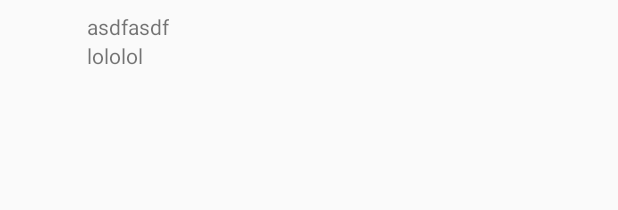
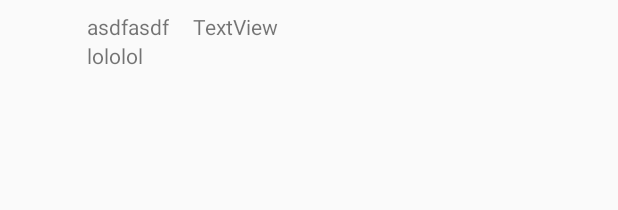
Before and after one commit to va-rau-jo/Bitter, an Android app: the layout item_tweet.xml on its own in the app's theme, with its tools: preview values and no code run, on a phone screen of 412 x 824 dp. Shown: the top 210 px of the screen. Run offline under Robolectric (Android 15) with nearby library versions, the phone set to English and light mode, and no system bars.

Commit message:
added create date

```diff
--- a/app/src/main/java/com/codepath/TweetAdapter.java
+++ b/app/src/main/java/com/codepath/TweetAdapter.java
@@ -11,6 +11,7 @@ import android.widget.TextView;
 
 import com.bumptech.glide.Glide;
 import com.codepath.models.Tweet;
+import com.codepath.utils.DateHelper;
 
 import java.util.ArrayList;
 import java.util.List;
@@ -49,6 +50,7 @@ public class TweetAdapter extends RecyclerView.Adapter<TweetAdapter.ViewHolder>{
         Tweet tweet = tweets.get(i);
         viewHolder.tvUsername.setText(tweet.user.username);
         viewHolder.tvBody.setText(tweet.body);
+        viewHolder.tvTimestamp.setText(DateHelper.getRelativeTimeAgo(tweet.createdAt));
 
         Glide.with(context)
                 .load(tweet.user.profileImageUrl)
@@ -69,7 +71,6 @@ public class TweetAdapter extends RecyclerView.Adapter<TweetAdapter.ViewHolder>{
         notifyDataSetChanged();
     }
 
-
     /**
      * Helper method to add all the tweets back to the list adapter
      * @param list the list of new tweets
@@ -89,6 +90,9 @@ public class TweetAdapter extends RecyclerView.Adapter<TweetAdapter.ViewHolder>{
         @BindView(R.id.tvBody)
         TextView tvBody;
 
+        @BindView(R.id.tvTimestamp)
+        TextView tvTimestamp;
+
         public ViewHolder(View itemView) {
             super(itemView);
             ButterKnife.bind(this, itemView);
--- a/app/src/main/res/layout/item_tweet.xml
+++ b/app/src/main/res/layout/item_tweet.xml
@@ -57,7 +57,18 @@
                 app:layout_constraintStart_toStartOf="@+id/tvUsername"
                 app:layout_constraintTop_toBottomOf="@+id/tvUsername" />
 
-        <!--</android.support.constraint.ConstraintLayout>-->
+    <TextView
+        android:id="@+id/tvTimestamp"
+        android:layout_width="wrap_content"
+        android:layout_height="wrap_content"
+        android:layout_marginStart="16dp"
+        android:layout_marginLeft="16dp"
+        android:text="TextView"
+        android:textAppearance="@style/TextAppearance.AppCompat.Small"
+        app:layout_constraintStart_toEndOf="@+id/tvUsername"
+        app:layout_constraintTop_toTopOf="@+id/tvUsername" />
+
+    <!--</android.support.constraint.ConstraintLayout>-->
 
     <!--</android.support.v7.widget.CardView>-->
 
```
Also changed, not shown: app/src/main/java/com/codepath/utils/DateHelper.java (added, +31 -0 lines).
